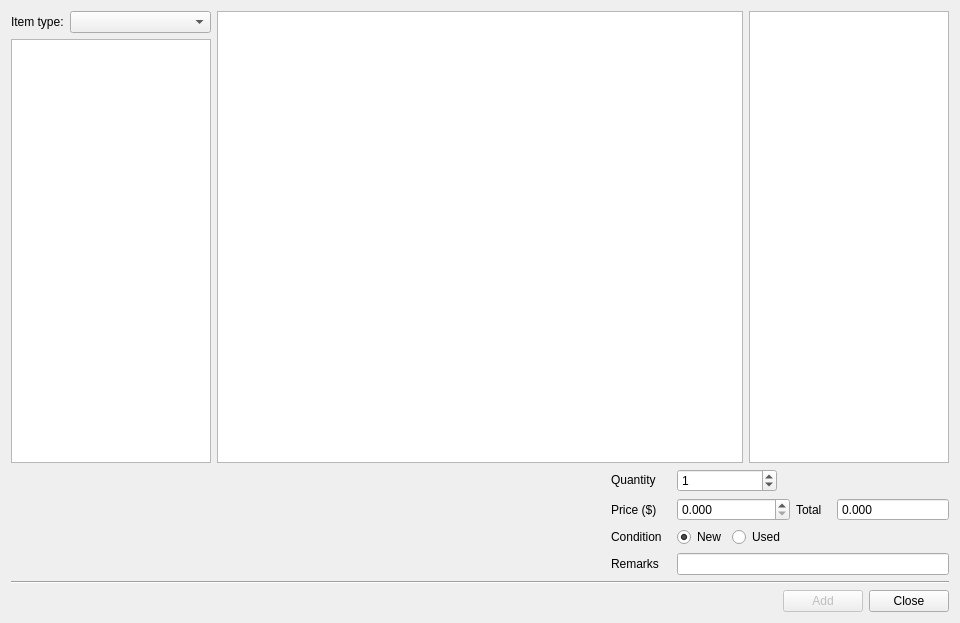
geertdaelemans/BrickManager, file additemdialog.ui: the form before one commit.
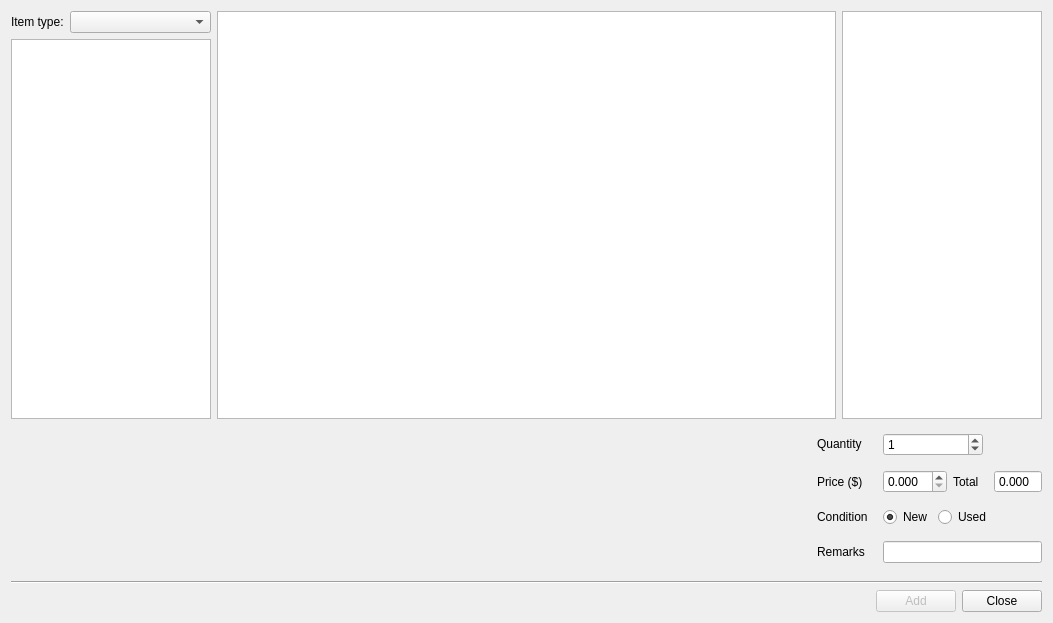
The form after the commit.

Commit message: Added large picture to Add Item menu.

Diff of the .ui file:
```diff
--- a/additemdialog.ui
+++ b/additemdialog.ui
@@ -252,6 +252,25 @@
    </item>
    <item>
     <layout class="QHBoxLayout" name="horizontalLayout_2">
+     <item>
+      <widget class="QLabel" name="w_picture">
+       <property name="sizePolicy">
+        <sizepolicy hsizetype="Minimum" vsizetype="Minimum">
+         <horstretch>0</horstretch>
+         <verstretch>0</verstretch>
+        </sizepolicy>
+       </property>
+       <property name="minimumSize">
+        <size>
+         <width>200</width>
+         <height>150</height>
+        </size>
+       </property>
+       <property name="text">
+        <string/>
+       </property>
+      </widget>
+     </item>
      <item>
       <layout class="QVBoxLayout" name="information">
        <property name="sizeConstraint">
```
The commit also changes 13 other files.
